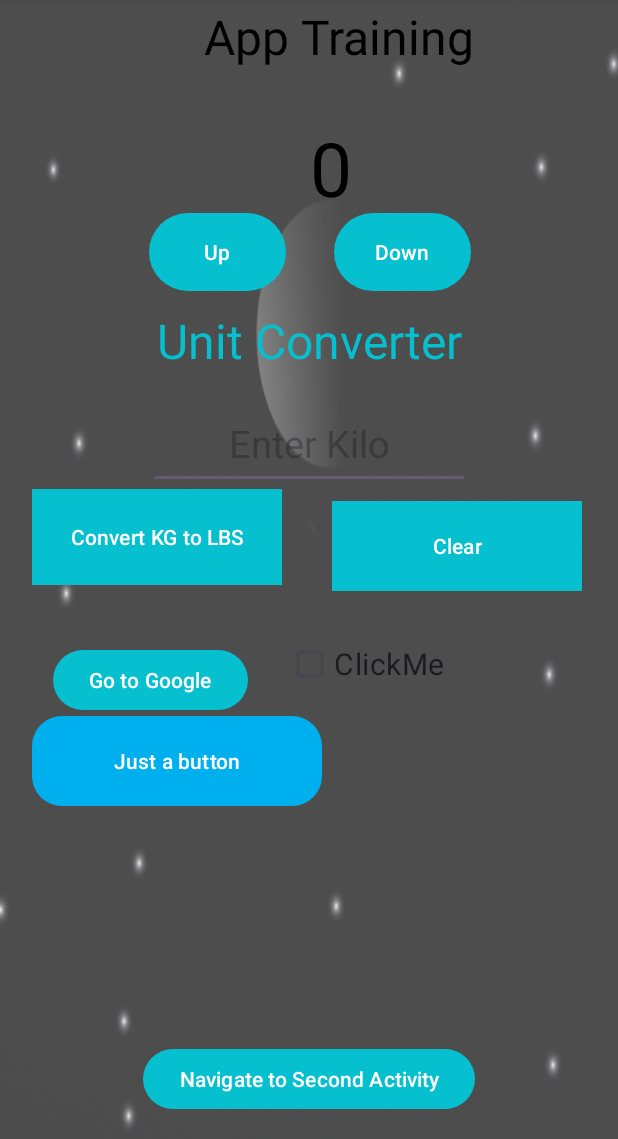
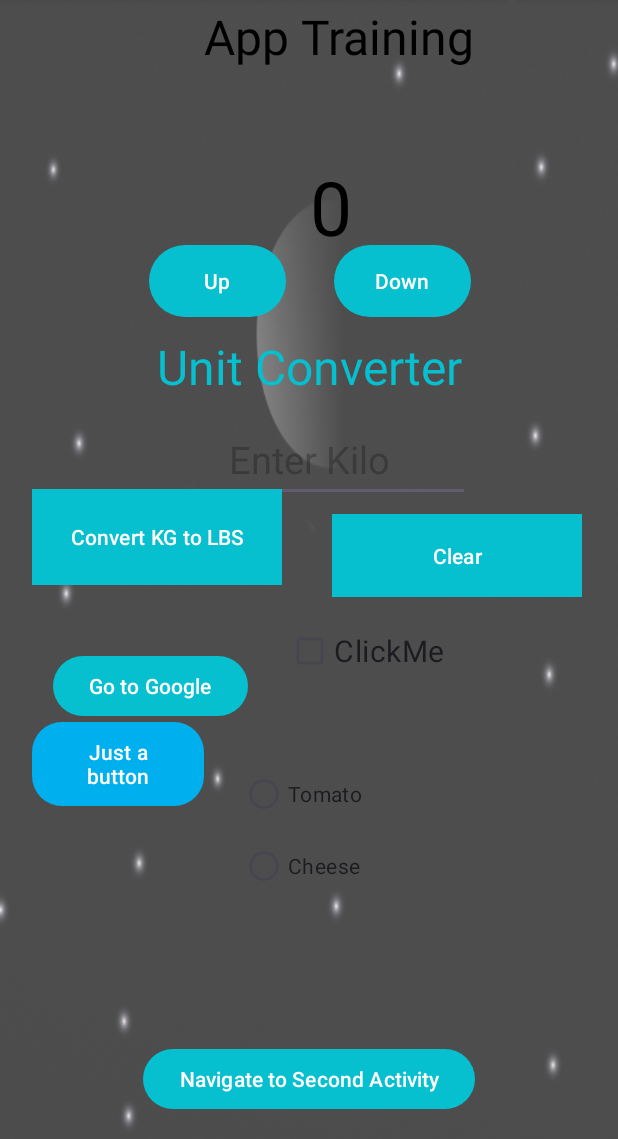
Before and after one commit to calebmortensen/CounterApp, an Android app: the screen it shows after launch (MainActivity), on a phone screen of 412 x 824 dp, the part 97-1236 px from its top. Run offline under Robolectric (Android 15) with nearby library versions, the phone set to English and light mode, and no system bars.

Commit message:
RadioGroup

```diff
--- a/app/src/main/java/com/example/counterapp/MainActivity.java
+++ b/app/src/main/java/com/example/counterapp/MainActivity.java
@@ -11,6 +11,8 @@ import android.widget.Button;
 import android.widget.CheckBox;
 import android.widget.CompoundButton;
 import android.widget.EditText;
+import android.widget.RadioButton;
+import android.widget.RadioGroup;
 import android.widget.TextView;
 import android.widget.Toast;
 
@@ -24,6 +26,8 @@ public class MainActivity extends AppCompatActivity {
     Button btn, btn_converter, btn_converter_clear, btn_dec, nvg, openBrowser;
     int counter = 0;
     CheckBox checkBox;
+    RadioGroup radioGroup;
+   // RadioButton radioButton;
 
 
     @Override
@@ -49,6 +53,10 @@ public class MainActivity extends AppCompatActivity {
         nvg = findViewById(R.id.nvg);
         openBrowser = findViewById(R.id.openBrowser);
         checkBox = findViewById(R.id.checkbox);
+        radioGroup = findViewById(R.id.radioGroup);
+       // radioButton =findViewById(R.id.radioButton1);
+
+
 
         //Add Functionality
         btn.setOnClickListener(new View.OnClickListener() {
@@ -122,6 +130,15 @@ public class MainActivity extends AppCompatActivity {
             }
         });
 
+            radioGroup.setOnCheckedChangeListener(new RadioGroup.OnCheckedChangeListener() {
+            @Override
+            public void onCheckedChanged(RadioGroup group, int checkedId) {
+                RadioButton radioButton = findViewById(checkedId);
+                Toast.makeText(MainActivity.this, "You Selected: "+radioButton.getText().toString(),
+                        Toast.LENGTH_SHORT).show();
+            }
+        });
+
 
 
     }
--- a/app/src/main/res/layout/activity_main.xml
+++ b/app/src/main/res/layout/activity_main.xml
@@ -32,12 +32,12 @@
         android:layout_height="0dp"
         android:layout_marginTop="3dp"
         android:layout_marginEnd="48dp"
-        android:layout_marginBottom="336dp"
+        android:layout_marginBottom="401dp"
         android:text="App Training"
         android:textAlignment="center"
         android:textColor="@color/black"
         android:textSize="32dp"
-        app:layout_constraintBottom_toTopOf="@+id/checkbox"
+        app:layout_constraintBottom_toTopOf="@+id/radioGroup"
         app:layout_constraintEnd_toEndOf="parent"
         app:layout_constraintTop_toTopOf="parent" />
 
@@ -145,14 +145,16 @@
 
     <Button
         android:id="@+id/justAbutton"
-        android:layout_width="193dp"
+        android:layout_width="0dp"
         android:layout_height="0dp"
         android:layout_marginStart="21dp"
+        android:layout_marginEnd="24dp"
         android:layout_marginBottom="158dp"
         android:background="@drawable/rounded_button"
         android:text="Just a button"
         app:backgroundTint="@null"
         app:layout_constraintBottom_toTopOf="@+id/nvg"
+        app:layout_constraintEnd_toStartOf="@+id/radioGroup"
         app:layout_constraintStart_toStartOf="parent"
         app:layout_constraintTop_toBottomOf="@+id/openBrowser" />
 
@@ -167,6 +169,32 @@
         app:layout_constraintBottom_toBottomOf="parent"
         app:layout_constraintEnd_toEndOf="parent"
         app:layout_constraintStart_toEndOf="@+id/openBrowser"
-        app:layout_constraintTop_toBottomOf="@+id/counter_text" />
+        app:layout_constraintTop_toBottomOf="@+id/counter_text"
+        app:layout_constraintVertical_bias="0.972" />
+
+    <RadioGroup
+        android:id="@+id/radioGroup"
+        android:layout_width="0dp"
+        android:layout_height="0dp"
+        android:layout_marginEnd="137dp"
+        android:layout_marginBottom="153dp"
+        android:orientation="vertical"
+        app:layout_constraintBottom_toBottomOf="parent"
+        app:layout_constraintEnd_toEndOf="parent"
+        app:layout_constraintStart_toEndOf="@+id/justAbutton"
+        app:layout_constraintTop_toBottomOf="@+id/counter_text">
+
+        <RadioButton
+            android:id="@+id/radioButton1"
+            android:layout_width="95dp"
+            android:layout_height="wrap_content"
+            android:text="Tomato" />
+
+        <RadioButton
+            android:id="@+id/radioButton2"
+            android:layout_width="94dp"
+            android:layout_height="wrap_content"
+            android:text="Cheese" />
+    </RadioGroup>
 
 </androidx.constraintlayout.widget.ConstraintLayout>
```
